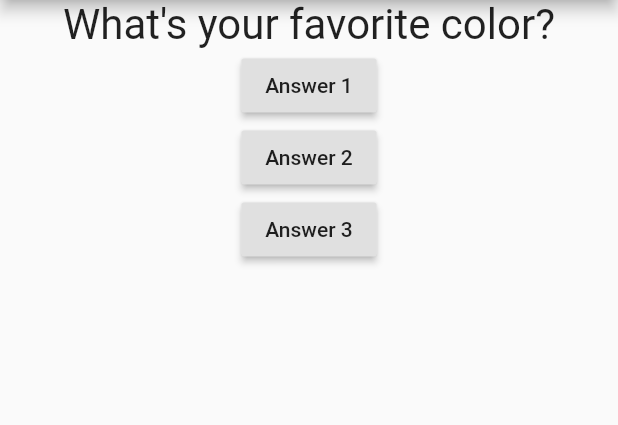
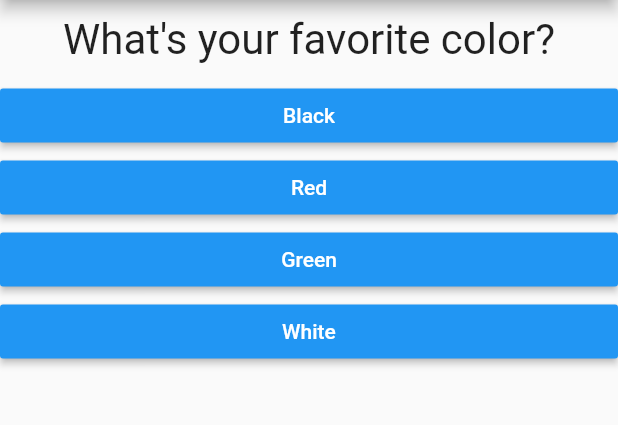
Before and after one commit to amanjain-ops/quizz_app, a Flutter app: the screen it shows after launch, on a phone screen of 412 x 824 dp, the part 84-509 px from its top. Run offline on Flutter 3.47's test engine with Material 2 defaults, Android fonts, the phone set to English and light mode, and no system bars.

Commit message:
complete the app

```diff
--- /dev/null
+++ b/lib/answer.dart
@@ -0,0 +1,22 @@
+// ignore_for_file: deprecated_member_use, prefer_const_constructors, prefer_typing_uninitialized_variables, prefer_const_constructors_in_immutables, use_key_in_widget_constructors, sized_box_for_whitespace
+
+import 'package:flutter/material.dart';
+
+class Answer extends StatelessWidget {
+  final VoidCallback selectHandler;
+  final String answerText;
+  Answer(this.selectHandler, this.answerText);
+
+  @override
+  Widget build(BuildContext context) {
+    return Container(
+      width: double.infinity,
+      child: RaisedButton(
+        color: Colors.blue,
+        textColor: Colors.white,
+        child: Text(answerText),
+        onPressed: selectHandler,
+      ),
+    );
+  }
+}
--- a/lib/main.dart
+++ b/lib/main.dart
@@ -1,7 +1,8 @@
 // ignore_for_file: deprecated_member_use, prefer_const_constructors, use_key_in_widget_constructors, prefer_const_literals_to_create_immutables
 
 import 'package:flutter/material.dart';
-import './question.dart';
+import 'quiz.dart';
+import './result.dart';
 
 void main() {
   runApp(MyApp());
@@ -15,8 +16,48 @@ class MyApp extends StatefulWidget {
 }
 
 class _MyAppState extends State<MyApp> {
+  final _questions = const [
+    {
+      "questionText": "What's your favorite color?",
+      "answers": [
+        {"text": "Black", "score": 10},
+        {"text": "Red", "score": 5},
+        {"text": "Green", "score": 3},
+        {"text": "White", "score": 1},
+      ],
+    },
+    {
+      "questionText": "What's your favorite animal?",
+      "answers": [
+        {"text": "Rabbit", "score": 1},
+        {"text": "Snake", "score": 10},
+        {"text": "Elephant", "score": 5},
+        {"text": "Lion", "score": 7},
+      ],
+    },
+    {
+      "questionText": "Who's your favorite instructor",
+      "answers": [
+        {"text": "s", "score": 10},
+        {"text": "y", "score": 5},
+        {"text": "z", "score": 3},
+        {"text": "n", "score": 1},
+      ],
+    },
+  ];
   var _questionIndex = 0;
-  void _answerQuestion() {
+  var _totalScore = 0;
+
+  void _resetQuiz() {
+    setState(() {
+      _questionIndex = 0;
+      _totalScore = 0;
+    });
+  }
+
+  void _answerQuestion(int score) {
+    _totalScore += score;
+    if (_questionIndex < _questions.length) {}
     setState(
       () {
         _questionIndex = _questionIndex + 1;
@@ -26,34 +67,18 @@ class _MyAppState extends State<MyApp> {
 
   @override
   Widget build(BuildContext context) {
-    var question = [
-      "What's your favorite color?",
-      "What's your favorite animal?",
-    ];
     return MaterialApp(
       home: Scaffold(
         appBar: AppBar(
           title: Text('My First App'),
         ),
-        body: Column(
-          children: [
-            Question(
-              question[_questionIndex],
-            ),
-            RaisedButton(
-              child: Text("Answer 1"),
-              onPressed: _answerQuestion,
-            ),
-            RaisedButton(
-              child: Text("Answer 2"),
-              onPressed: _answerQuestion,
-            ),
-            RaisedButton(
-              child: Text("Answer 3"),
-              onPressed: _answerQuestion,
-            ),
-          ],
-        ),
+        body: _questionIndex < _questions.length
+            ? Quiz(
+                answerQuestion: _answerQuestion,
+                questionIndex: _questionIndex,
+                questions: _questions,
+              )
+            : Result(_totalScore, _resetQuiz),
       ),
     );
   }
--- a/lib/question.dart
+++ b/lib/question.dart
@@ -1,4 +1,4 @@
-// ignore_for_file: prefer_typing_uninitialized_variables, prefer_const_constructors_in_immutables
+// ignore_for_file: prefer_typing_uninitialized_variables, prefer_const_constructors_in_immutables, use_key_in_widget_constructors
 
 import 'package:flutter/material.dart';
 
@@ -9,9 +9,10 @@ class Question extends StatelessWidget {
   Widget build(BuildContext context) {
     return Container(
       width: double.infinity,
+      margin: const EdgeInsets.all(10),
       child: Text(
         questionText,
-        style: TextStyle(fontSize: 28),
+        style: const TextStyle(fontSize: 28),
         textAlign: TextAlign.center,
       ),
     );
--- /dev/null
+++ b/lib/quiz.dart
@@ -0,0 +1,30 @@
+
+
+import 'package:flutter/material.dart';
+import './question.dart';
+import './answer.dart';
+
+class Quiz extends StatelessWidget {
+  final List<Map<String, Object>> questions;
+  final int questionIndex;
+  final Function answerQuestion;
+  Quiz({
+    required this.questions,
+    required this.answerQuestion,
+    required this.questionIndex,
+  });
+
+  @override
+  Widget build(BuildContext context) {
+    return Column(
+      children: [
+        Question(
+          questions[questionIndex]['questionText'] as String,
+        ),
+        ...(questions[questionIndex]['answers'] as List<Map<String, Object>>).map((answer) {
+          return Answer(() => answerQuestion(answer["score"]), answer['text'] as String );
+        }).toList()
+      ],
+    );
+  }
+}
```
Also changed, not shown: lib/result.dart (added, +44 -0 lines).
